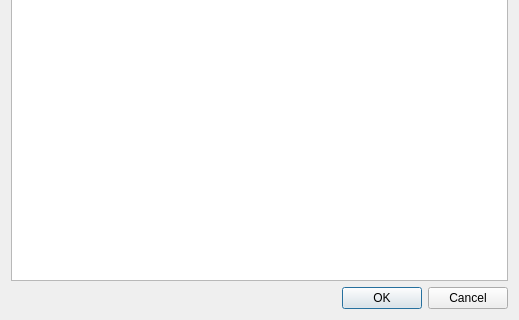
Above: src/stockmonitor/ui/widget/tablesettingsdialog.ui from anetczuk/stock-monitor before the change; both pictures show x 0 to 519 and y 152 to 472 of the 519 by 472 pixel window. Below: the same form after it.
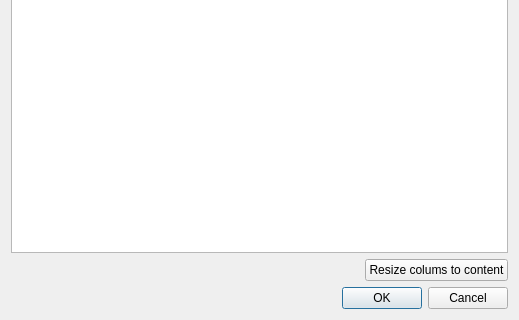
That is the form after the change.

Commit message: Add resize columns button

```diff
--- a/src/stockmonitor/ui/widget/tablesettingsdialog.ui
+++ b/src/stockmonitor/ui/widget/tablesettingsdialog.ui
@@ -42,6 +42,36 @@
      </column>
     </widget>
    </item>
+   <item>
+    <layout class="QHBoxLayout" name="horizontalLayout">
+     <property name="leftMargin">
+      <number>0</number>
+     </property>
+     <property name="topMargin">
+      <number>0</number>
+     </property>
+     <item>
+      <spacer name="horizontalSpacer">
+       <property name="orientation">
+        <enum>Qt::Horizontal</enum>
+       </property>
+       <property name="sizeHint" stdset="0">
+        <size>
+         <width>40</width>
+         <height>20</height>
+        </size>
+       </property>
+      </spacer>
+     </item>
+     <item>
+      <widget class="QPushButton" name="resizeColumnsPB">
+       <property name="text">
+        <string>Resize colums to content</string>
+       </property>
+      </widget>
+     </item>
+    </layout>
+   </item>
    <item>
     <widget class="QDialogButtonBox" name="buttonBox">
      <property name="orientation">
```
The commit also changes 1 other file.
